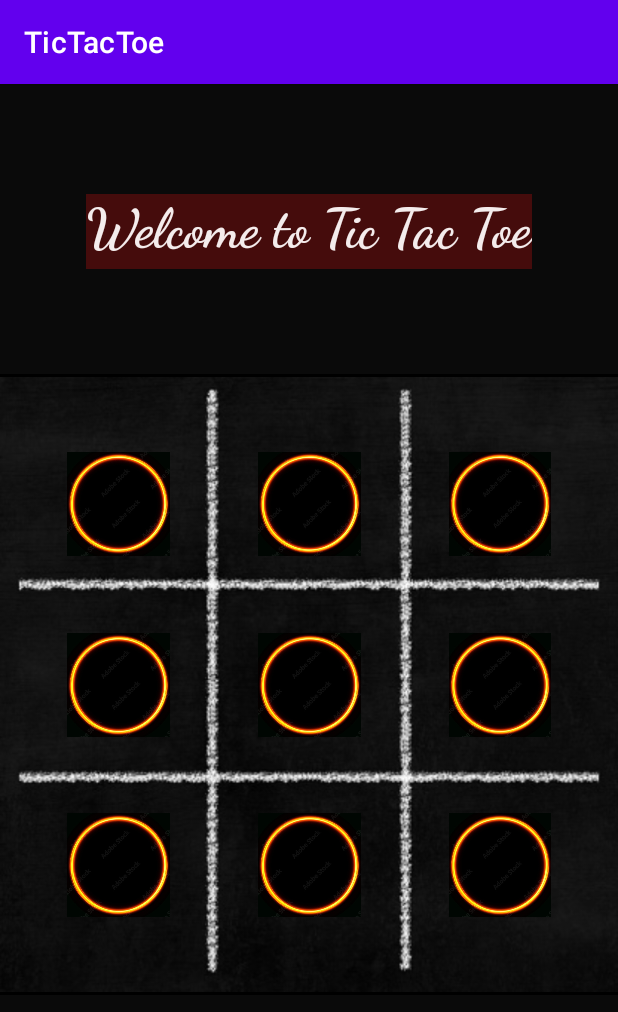
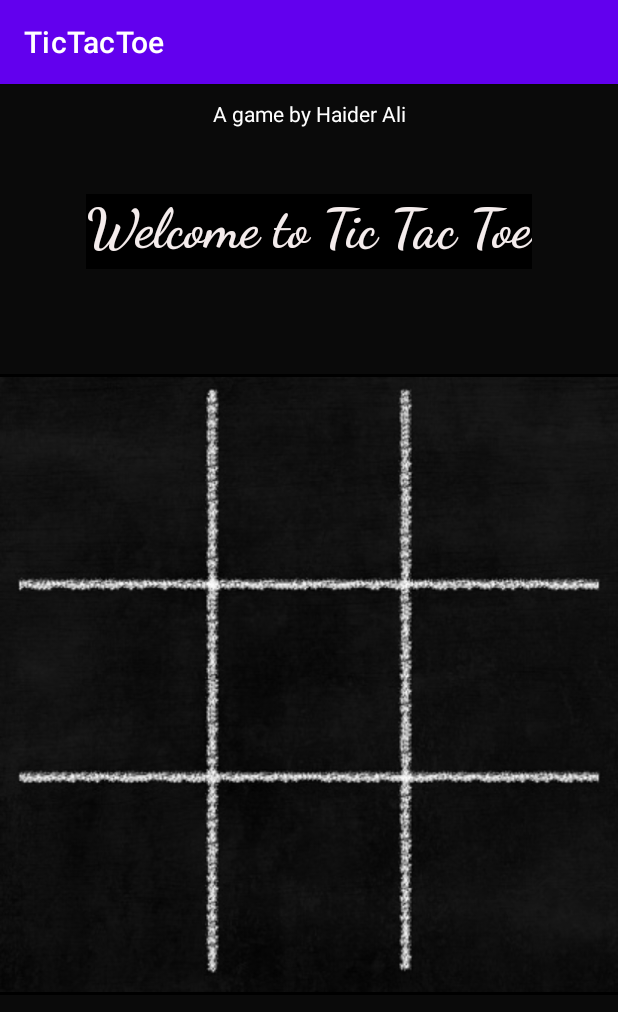
Before and after one commit to haiderali015/TicTacToe-Game, an Android app: the screen it shows after launch (MainActivity), on a phone screen of 412 x 824 dp. Shown: the top 1012 px of the screen. Run offline under Robolectric (Android 15) with nearby library versions, the phone set to English and light mode, and no system bars.

Commit message:
grid is empyt now

```diff
--- a/app/src/main/res/layout/activity_main.xml
+++ b/app/src/main/res/layout/activity_main.xml
@@ -13,7 +13,7 @@
         android:layout_height="wrap_content"
         android:layout_marginTop="23dp"
         android:height="50dp"
-        android:background="#450C0C"
+        android:background="#000000"
         android:text="@string/heading"
         android:textColor="#F4ECEC"
         android:textColorLink="#DCD6D6"
@@ -61,24 +61,21 @@
                 android:layout_width="match_parent"
                 android:layout_height="match_parent"
                 android:layout_weight="1"
-                android:padding="20sp"
-                app:srcCompat="@drawable/circle" />
+                android:padding="20sp" />
 
             <ImageView
                 android:id="@+id/imageView1"
                 android:layout_width="match_parent"
                 android:layout_height="match_parent"
                 android:layout_weight="1"
-                android:padding="20sp"
-                app:srcCompat="@drawable/circle" />
+                android:padding="20sp" />
 
             <ImageView
                 android:id="@+id/imageView2"
                 android:layout_width="match_parent"
                 android:layout_height="match_parent"
                 android:layout_weight="1"
-                android:padding="20sp"
-                app:srcCompat="@drawable/circle" />
+                android:padding="20sp" />
         </LinearLayout>
 
         <LinearLayout
@@ -94,24 +91,21 @@
                 android:layout_width="match_parent"
                 android:layout_height="match_parent"
                 android:layout_weight="1"
-                android:padding="20sp"
-                app:srcCompat="@drawable/circle" />
+                android:padding="20sp" />
 
             <ImageView
                 android:id="@+id/imageView4"
                 android:layout_width="match_parent"
                 android:layout_height="match_parent"
                 android:layout_weight="1"
-                android:padding="20sp"
-                app:srcCompat="@drawable/circle" />
+                android:padding="20sp" />
 
             <ImageView
                 android:id="@+id/imageView5"
                 android:layout_width="match_parent"
                 android:layout_height="match_parent"
                 android:layout_weight="1"
-                android:padding="20sp"
-                app:srcCompat="@drawable/circle" />
+                android:padding="20sp" />
         </LinearLayout>
 
         <LinearLayout
@@ -128,24 +122,21 @@
                 android:layout_width="match_parent"
                 android:layout_height="match_parent"
                 android:layout_weight="1"
-                android:padding="20sp"
-                app:srcCompat="@drawable/circle" />
+                android:padding="20sp" />
 
             <ImageView
                 android:id="@+id/imageView7"
                 android:layout_width="match_parent"
                 android:layout_height="match_parent"
                 android:layout_weight="1"
-                android:padding="20sp"
-                app:srcCompat="@drawable/circle" />
+                android:padding="20sp" />
 
             <ImageView
                 android:id="@+id/imageView8"
                 android:layout_width="match_parent"
                 android:layout_height="match_parent"
                 android:layout_weight="1"
-                android:padding="20sp"
-                app:srcCompat="@drawable/circle" />
+                android:padding="20sp" />
         </LinearLayout>
 
     </LinearLayout>
@@ -162,4 +153,15 @@
         app:layout_constraintStart_toStartOf="parent"
         app:layout_constraintTop_toBottomOf="@+id/linearLayout" />
 
+    <TextView
+        android:id="@+id/textView2"
+        android:layout_width="wrap_content"
+        android:layout_height="wrap_content"
+        android:padding="10sp"
+        android:text="A game by Haider Ali"
+        android:textColor="#FFFFFF"
+        app:layout_constraintEnd_toEndOf="parent"
+        app:layout_constraintStart_toStartOf="parent"
+        tools:layout_editor_absoluteY="139dp" />
+
 </androidx.constraintlayout.widget.ConstraintLayout>
```
